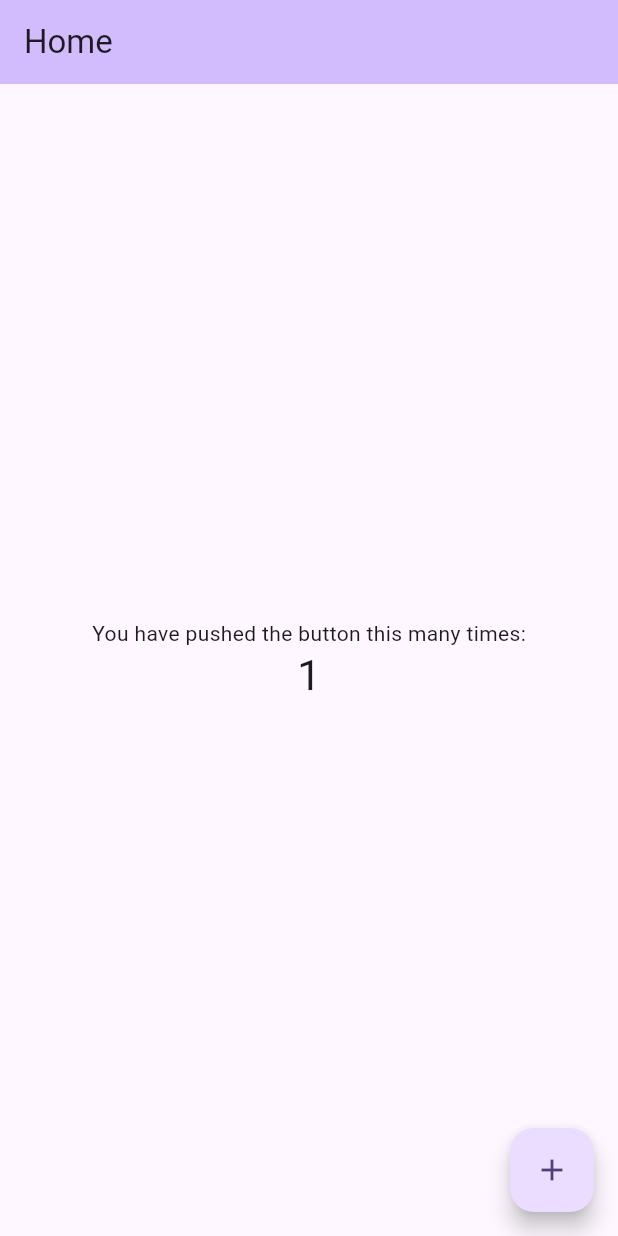
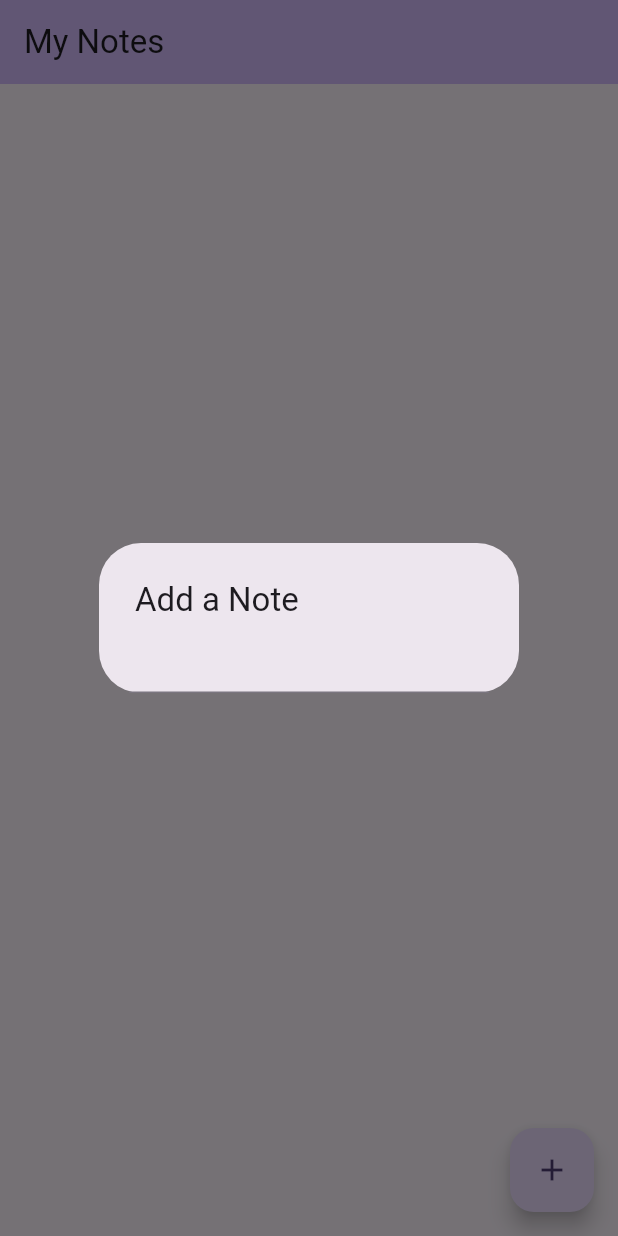
Before and after one commit to rohitbhagat0911/iot_app, a Flutter app: the screen it shows after launch, after a tap on the "add" icon, on a phone screen of 412 x 824 dp. Run offline on Flutter 3.47's test engine with Material 3 defaults, Android fonts, the phone set to English and light mode, and no system bars; our stand-ins replace supabase_flutter; accounts and stored records are empty.

Commit message:
feat: a simple test to create a todo and showing in ui in real time with supabase stream

```diff
--- a/lib/main.dart
+++ b/lib/main.dart
@@ -1,6 +1,15 @@
 import 'package:flutter/material.dart';
+import 'package:supabase_flutter/supabase_flutter.dart';
 
-void main() {
+void main() async {
+  WidgetsFlutterBinding.ensureInitialized();
+
+  await Supabase.initialize(
+    url: 'https://ituyexfukeapaztoafdy.supabase.co',
+    anonKey:
+        'eyJhbGciOiJIUzI1NiIsInR5cCI6IkpXVCJ9.eyJpc3MiOiJzdXBhYmFzZSIsInJlZiI6Iml0dXlleGZ1a2VhcGF6dG9hZmR5Iiwicm9sZSI6ImFub24iLCJpYXQiOjE3NTQ5OTQ0OTksImV4cCI6MjA3MDU3MDQ5OX0.X5_9P5NzxwsPJ9WmGILPPp5fflFbdaCAeABicHROslU',
+  );
+
   runApp(const MyApp());
 }
 
@@ -34,38 +43,54 @@ class MyHomePage extends StatefulWidget {
 }
 
 class _MyHomePageState extends State<MyHomePage> {
-  int _counter = 0;
-
-  void _incrementCounter() {
-    setState(() {
-      _counter++;
-    });
-  }
+  final _notesStream =
+      Supabase.instance.client.from('notes').stream(primaryKey: ['id']);
 
   @override
   Widget build(BuildContext context) {
     return Scaffold(
       appBar: AppBar(
         backgroundColor: Theme.of(context).colorScheme.inversePrimary,
-        title: Text(widget.title),
+        title: const Text('My Notes'),
       ),
-      body: Center(
-        child: Column(
-          mainAxisAlignment: MainAxisAlignment.center,
-          children: <Widget>[
-            const Text(
-              'You have pushed the button this many times:',
-            ),
-            Text(
-              '$_counter',
-              style: Theme.of(context).textTheme.headlineMedium,
-            ),
-          ],
-        ),
+      body: StreamBuilder<List<Map<String, dynamic>>>(
+        stream: _notesStream,
+        builder: (context, snapshot) {
+          if (!snapshot.hasData) {
+            return const Center(child: CircularProgressIndicator());
+          }
+          final notes = snapshot.data!;
+          return ListView.builder(
+              itemCount: notes.length,
+              itemBuilder: (context, index) {
+                return ListTile(
+                  title: Text(notes[index]['body']),
+                );
+              });
+        },
       ),
       floatingActionButton: FloatingActionButton(
-        onPressed: _incrementCounter,
-        tooltip: 'Increment',
+        onPressed: () {
+          showDialog(
+            context: context,
+            builder: (context) {
+              return SimpleDialog(
+                title: const Text('Add a Note'),
+                contentPadding: const EdgeInsets.symmetric(horizontal: 20),
+                children: [
+                  TextFormField(
+                    onFieldSubmitted: (value) async {
+                      await Supabase.instance.client
+                          .from('notes')
+                          .insert({'body': value});
+                      Navigator.of(context).pop();
+                    },
+                  ),
+                ],
+              );
+            },
+          );
+        },
         child: const Icon(Icons.add),
       ),
     );
--- a/pubspec.yaml
+++ b/pubspec.yaml
@@ -11,7 +11,7 @@ environment:
 dependencies:
   flutter:
     sdk: flutter
-
+  supabase_flutter: ^2.10.1
   cupertino_icons: ^1.0.8
 
 dev_dependencies:
```
Also changed, not shown: pubspec.lock, 14 other files.
